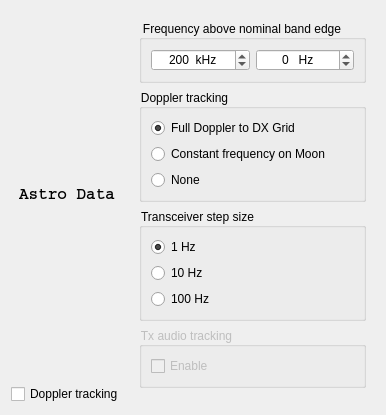
Old version of the form astro.ui in the repository saitohirga/WSJT-X.
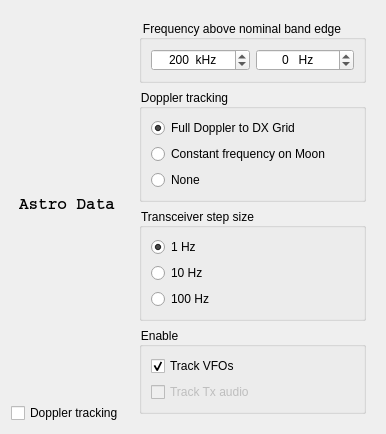
New version of the form.

```diff
--- a/astro.ui
+++ b/astro.ui
@@ -141,16 +141,32 @@
       <item>
        <widget class="QGroupBox" name="groupBox_3">
         <property name="enabled">
-         <bool>false</bool>
+         <bool>true</bool>
         </property>
         <property name="title">
-         <string>Tx audio tracking</string>
+         <string>Enable</string>
         </property>
         <layout class="QVBoxLayout" name="verticalLayout_5">
+         <item>
+          <widget class="QCheckBox" name="cbTrackVFO">
+           <property name="enabled">
+            <bool>true</bool>
+           </property>
+           <property name="text">
+            <string>Track VFOs</string>
+           </property>
+           <property name="checked">
+            <bool>true</bool>
+           </property>
+          </widget>
+         </item>
          <item>
           <widget class="QCheckBox" name="cbTxAudioTrack">
+           <property name="enabled">
+            <bool>false</bool>
+           </property>
            <property name="text">
-            <string>Enable</string>
+            <string>Track Tx audio</string>
            </property>
           </widget>
          </item>
@@ -162,6 +178,12 @@
         <property name="orientation">
          <enum>Qt::Vertical</enum>
         </property>
+        <property name="sizeHint" stdset="0">
+         <size>
+          <width>0</width>
+          <height>0</height>
+         </size>
+        </property>
        </spacer>
       </item>
      </layout>
```
